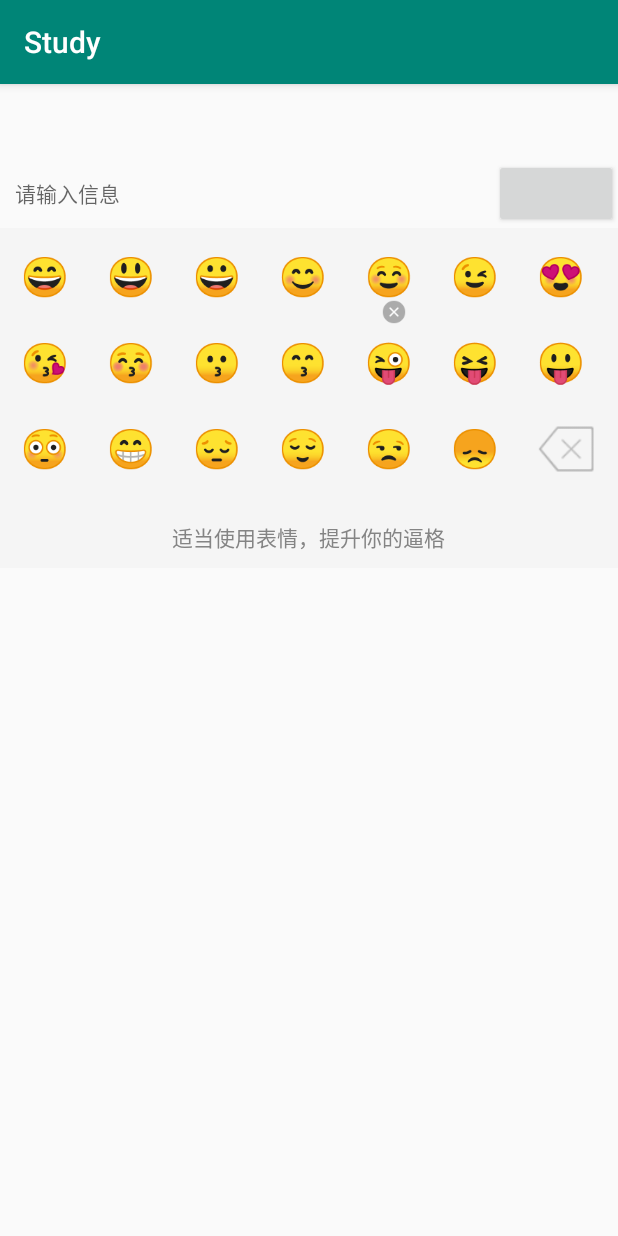
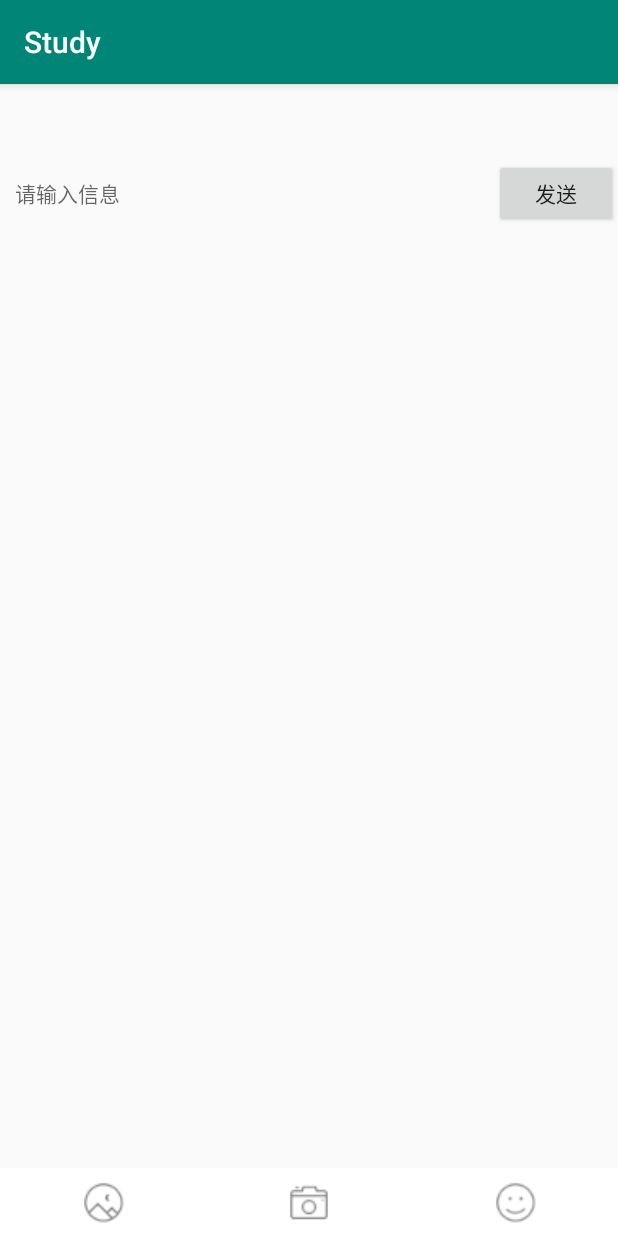
Before and after one commit to lucky-you/Study, an Android app: the EmojiLayoutActivity screen opened directly, with no data from a screen before it, on a phone screen of 412 x 824 dp. Run offline under Robolectric (Android 15) with nearby library versions, the phone set to English and light mode, and no system bars; libraries missing offline, so code that uses them is left out: com.shuyu.gsyvideoplayer; 2 statements that could not run were skipped.

Commit message:
EmojiLayout的使用

```diff
--- a/app/src/main/java/com/zhowin/study/activity/EmojiLayoutActivity.java
+++ b/app/src/main/java/com/zhowin/study/activity/EmojiLayoutActivity.java
@@ -3,29 +3,65 @@ package com.zhowin.study.activity;
 import androidx.appcompat.app.AppCompatActivity;
 
 import android.os.Bundle;
+import android.os.Handler;
+import android.view.MotionEvent;
 import android.view.View;
 import android.widget.EditText;
+import android.widget.ImageView;
 
 import com.zhowin.study.R;
 import com.zhowin.study.emoticon.EmotionView;
+import com.zhowin.study.utils.InputMethodUtils;
 
 public class EmojiLayoutActivity extends AppCompatActivity implements View.OnClickListener {
 
 
     private EditText editMessage;
-    private EmotionView  EmojiLayout;
+    private EmotionView EmojiLayout;
+    private ImageView ivImage, ivCamera, ivEmotion;
 
     @Override
     protected void onCreate(Bundle savedInstanceState) {
         super.onCreate(savedInstanceState);
         setContentView(R.layout.activity_emoji_layout);
         editMessage = findViewById(R.id.editMessage);
+        ivImage = findViewById(R.id.ivImage);
+        ivCamera = findViewById(R.id.ivCamera);
+        ivEmotion = findViewById(R.id.ivEmotion);
         EmojiLayout = findViewById(R.id.EmojiLayout);
+        ivImage.setOnClickListener(this::onClick);
+        ivCamera.setOnClickListener(this::onClick);
+        ivEmotion.setOnClickListener(this::onClick);
         findViewById(R.id.btnSend).setOnClickListener(this::onClick);
+        EmojiLayout.setEditText(editMessage);
+
+        editMessage.setOnTouchListener((view, motionEvent) -> {
+            EmojiLayout.hide();
+            return false;
+        });
     }
 
     @Override
     public void onClick(View view) {
+        switch (view.getId()) {
+            case R.id.btnSend:
+                break;
+            case R.id.ivImage:
+                break;
+            case R.id.ivCamera:
+                break;
+            case R.id.ivEmotion:
+                if (EmojiLayout.isVisible()) {
+                    InputMethodUtils.showKeyboard(this, editMessage);
+                    EmojiLayout.hide();
+                } else {
+                    InputMethodUtils.hideKeyboard(this);
+                    new Handler().postDelayed(() -> EmojiLayout.show(), 200);
+                }
+                break;
+        }
+
+
 
     }
 }
--- a/app/src/main/java/com/zhowin/study/emoticon/EmotionView.java
+++ b/app/src/main/java/com/zhowin/study/emoticon/EmotionView.java
@@ -1,6 +1,7 @@
 package com.zhowin.study.emoticon;
 
 import android.content.Context;
+import android.text.SpannableString;
 import android.util.AttributeSet;
 import android.view.KeyEvent;
 import android.view.View;
@@ -30,7 +31,7 @@ import java.util.List;
 /**
  * Created by Administrator on 2016/4/21.
  */
-public class EmotionView extends LinearLayout {
+public class EmotionView extends LinearLayout implements ViewPager.OnPageChangeListener {
 
     private LinearLayout llEmotion;
     private ViewPager vpEmotion;
@@ -40,14 +41,13 @@ public class EmotionView extends LinearLayout {
     private ImageView pic;
     private ImageView ivDelete;
     private TextView tvHint;
-
     private Context mContext;
     private EmotionPagerAdapter emotionPagerGvAdapter;
     private int lastPosition = 0;
     private EditText etContent;
     private ImageButton btnPhoto;
     private ImageButton btnCamera;
-
+    private OnItemClickListener listener;
 
     public EmotionView(Context context, AttributeSet attrs) {
         super(context, attrs);
@@ -64,7 +64,7 @@ public class EmotionView extends LinearLayout {
         llShow = (RelativeLayout) findViewById(R.id.llShow);
         pic = (ImageView) findViewById(R.id.pic);
         ivDelete = (ImageView) findViewById(R.id.ivDelete);
-        tvHint = (TextView) findViewById(R.id.tvHint);
+        tvHint = (TextView) findViewById(R.id.tvHintMessage);
         btnPhoto = (ImageButton) findViewById(R.id.btnPhoto);
         btnCamera = (ImageButton) findViewById(R.id.btnCamera);
         btnPhoto.setOnClickListener(v -> listener.selectPic());
@@ -104,25 +104,7 @@ public class EmotionView extends LinearLayout {
         LayoutParams params = new LayoutParams(width, gvHeight);
         vpEmotion.setLayoutParams(params);
         vpEmotion.setAdapter(emotionPagerGvAdapter);
-        vpEmotion.addOnPageChangeListener(new ViewPager.OnPageChangeListener() {
-            @Override
-            public void onPageScrolled(int position, float positionOffset, int positionOffsetPixels) {
-
-            }
-
-            @Override
-            public void onPageSelected(int position) {
-                // 改变指示点状态
-                llPoint.getChildAt(lastPosition).setEnabled(false);
-                llPoint.getChildAt(position).setEnabled(true);
-                lastPosition = position;
-            }
-
-            @Override
-            public void onPageScrollStateChanged(int state) {
-
-            }
-        });
+        vpEmotion.addOnPageChangeListener(this);
         initPoint(gvs.size());
     }
 
@@ -166,23 +148,19 @@ public class EmotionView extends LinearLayout {
         gv.setVerticalSpacing(padding);
         ViewGroup.LayoutParams params = new ViewGroup.LayoutParams(gvWidth, gvHeight);
         gv.setLayoutParams(params);
-        EmojiAdapter adapter = new EmojiAdapter(mContext, icons,itemWidth);
+        EmojiAdapter adapter = new EmojiAdapter(mContext, icons, itemWidth);
         gv.setAdapter(adapter);
         gv.setOnItemClickListener(new AdapterView.OnItemClickListener() {
             @Override
             public void onItemClick(AdapterView<?> parent, View view, int position, long id) {
                 EmojiAdapter emotionAdapter = (EmojiAdapter) parent.getAdapter();
                 if (position == emotionAdapter.getCount() - 1) {
-                    etContent.dispatchKeyEvent(
-                            new KeyEvent(KeyEvent.ACTION_DOWN, KeyEvent.KEYCODE_DEL));
+                    etContent.dispatchKeyEvent(new KeyEvent(KeyEvent.ACTION_DOWN, KeyEvent.KEYCODE_DEL));
                 } else {
                     Emojicon item = emotionAdapter.getItem(position);
                     int curPosition = etContent.getSelectionStart();
                     StringBuilder sb = new StringBuilder(etContent.getText().toString());
                     sb.insert(curPosition, item.getEmoji());
-                    //格式化表情
-//                    SpannableString weiboContent = StringUtils.getFormatContent(
-//                            mContext, etContent, sb.toString());
                     etContent.setText(sb.toString());
                     try {
                         etContent.setSelection(curPosition + item.getEmoji().length());
@@ -260,7 +238,24 @@ public class EmotionView extends LinearLayout {
         this.listener = listener;
     }
 
-    private OnItemClickListener listener;
+
+    @Override
+    public void onPageScrolled(int position, float positionOffset, int positionOffsetPixels) {
+
+    }
+
+    @Override
+    public void onPageSelected(int position) {
+        // 改变指示点状态
+        llPoint.getChildAt(lastPosition).setEnabled(false);
+        llPoint.getChildAt(position).setEnabled(true);
+        lastPosition = position;
+    }
+
+    @Override
+    public void onPageScrollStateChanged(int state) {
+
+    }
 
     public interface OnItemClickListener {
         void selectPic();
--- a/app/src/main/java/com/zhowin/study/emoticon/People.java
+++ b/app/src/main/java/com/zhowin/study/emoticon/People.java
@@ -142,74 +142,74 @@ public class People {
             Emojicon.fromCodePoint(0x1f448),
             Emojicon.fromCodePoint(0x1f64c),
             Emojicon.fromCodePoint(0x1f64f),
-            Emojicon.fromChar((char) 0x261d),
-            Emojicon.fromCodePoint(0x1f44f),
-            Emojicon.fromCodePoint(0x1f4aa),
-            Emojicon.fromCodePoint(0x1f6b6),
-            Emojicon.fromCodePoint(0x1f3c3),
-            Emojicon.fromCodePoint(0x1f483),
-            Emojicon.fromCodePoint(0x1f46b),
-            Emojicon.fromCodePoint(0x1f46a),
-            Emojicon.fromCodePoint(0x1f46c),
-            Emojicon.fromCodePoint(0x1f46d),
-            Emojicon.fromCodePoint(0x1f48f),
-            Emojicon.fromCodePoint(0x1f491),
-            Emojicon.fromCodePoint(0x1f46f),
-            Emojicon.fromCodePoint(0x1f646),
-            Emojicon.fromCodePoint(0x1f645),
-            Emojicon.fromCodePoint(0x1f481),
-            Emojicon.fromCodePoint(0x1f64b),
-            Emojicon.fromCodePoint(0x1f486),
-            Emojicon.fromCodePoint(0x1f487),
-            Emojicon.fromCodePoint(0x1f485),
-            Emojicon.fromCodePoint(0x1f470),
-            Emojicon.fromCodePoint(0x1f64e),
-            Emojicon.fromCodePoint(0x1f64d),
-            Emojicon.fromCodePoint(0x1f647),
-            Emojicon.fromCodePoint(0x1f3a9),
-            Emojicon.fromCodePoint(0x1f451),
-            Emojicon.fromCodePoint(0x1f452),
-            Emojicon.fromCodePoint(0x1f45f),
-            Emojicon.fromCodePoint(0x1f45e),
-            Emojicon.fromCodePoint(0x1f461),
-            Emojicon.fromCodePoint(0x1f460),
-            Emojicon.fromCodePoint(0x1f462),
-            Emojicon.fromCodePoint(0x1f455),
-            Emojicon.fromCodePoint(0x1f454),
-            Emojicon.fromCodePoint(0x1f45a),
-            Emojicon.fromCodePoint(0x1f457),
-            Emojicon.fromCodePoint(0x1f3bd),
-            Emojicon.fromCodePoint(0x1f456),
-            Emojicon.fromCodePoint(0x1f458),
-            Emojicon.fromCodePoint(0x1f459),
-            Emojicon.fromCodePoint(0x1f4bc),
-            Emojicon.fromCodePoint(0x1f45c),
-            Emojicon.fromCodePoint(0x1f45d),
-            Emojicon.fromCodePoint(0x1f45b),
-            Emojicon.fromCodePoint(0x1f453),
-            Emojicon.fromCodePoint(0x1f380),
-            Emojicon.fromCodePoint(0x1f302),
-            Emojicon.fromCodePoint(0x1f484),
-            Emojicon.fromCodePoint(0x1f49b),
-            Emojicon.fromCodePoint(0x1f499),
-            Emojicon.fromCodePoint(0x1f49c),
-            Emojicon.fromCodePoint(0x1f49a),
-            Emojicon.fromChar((char) 0x2764),
-            Emojicon.fromCodePoint(0x1f494),
-            Emojicon.fromCodePoint(0x1f497),
-            Emojicon.fromCodePoint(0x1f493),
-            Emojicon.fromCodePoint(0x1f495),
-            Emojicon.fromCodePoint(0x1f496),
-            Emojicon.fromCodePoint(0x1f49e),
-            Emojicon.fromCodePoint(0x1f498),
-            Emojicon.fromCodePoint(0x1f48c),
-            Emojicon.fromCodePoint(0x1f48b),
-            Emojicon.fromCodePoint(0x1f48d),
-            Emojicon.fromCodePoint(0x1f48e),
-            Emojicon.fromCodePoint(0x1f464),
-            Emojicon.fromCodePoint(0x1f465),
-            Emojicon.fromCodePoint(0x1f4ac),
-            Emojicon.fromCodePoint(0x1f463),
-            Emojicon.fromCodePoint(0x1f4ad),
+//            Emojicon.fromChar((char) 0x261d),
+//            Emojicon.fromCodePoint(0x1f44f),
+//            Emojicon.fromCodePoint(0x1f4aa),
+//            Emojicon.fromCodePoint(0x1f6b6),
+//            Emojicon.fromCodePoint(0x1f3c3),
+//            Emojicon.fromCodePoint(0x1f483),
+//            Emojicon.fromCodePoint(0x1f46b),
+//            Emojicon.fromCodePoint(0x1f46a),
+//            Emojicon.fromCodePoint(0x1f46c),
+//            Emojicon.fromCodePoint(0x1f46d),
+//            Emojicon.fromCodePoint(0x1f48f),
+//            Emojicon.fromCodePoint(0x1f491),
+//            Emojicon.fromCodePoint(0x1f46f),
+//            Emojicon.fromCodePoint(0x1f646),
+//            Emojicon.fromCodePoint(0x1f645),
+//            Emojicon.fromCodePoint(0x1f481),
+//            Emojicon.fromCodePoint(0x1f64b),
+//            Emojicon.fromCodePoint(0x1f486),
+//            Emojicon.fromCodePoint(0x1f487),
+//            Emojicon.fromCodePoint(0x1f485),
+//            Emojicon.fromCodePoint(0x1f470),
+//            Emojicon.fromCodePoint(0x1f64e),
+//            Emojicon.fromCodePoint(0x1f64d),
+//            Emojicon.fromCodePoint(0x1f647),
+//            Emojicon.fromCodePoint(0x1f3a9),
+//            Emojicon.fromCodePoint(0x1f451),
+//            Emojicon.fromCodePoint(0x1f452),
+//            Emojicon.fromCodePoint(0x1f45f),
+//            Emojicon.fromCodePoint(0x1f45e),
+//            Emojicon.fromCodePoint(0x1f461),
+//            Emojicon.fromCodePoint(0x1f460),
+//            Emojicon.fromCodePoint(0x1f462),
+//            Emojicon.fromCodePoint(0x1f455),
+//            Emojicon.fromCodePoint(0x1f454),
+//            Emojicon.fromCodePoint(0x1f45a),
+//            Emojicon.fromCodePoint(0x1f457),
+//            Emojicon.fromCodePoint(0x1f3bd),
+//            Emojicon.fromCodePoint(0x1f456),
+//            Emojicon.fromCodePoint(0x1f458),
+//            Emojicon.fromCodePoint(0x1f459),
+//            Emojicon.fromCodePoint(0x1f4bc),
+//            Emojicon.fromCodePoint(0x1f45c),
+//            Emojicon.fromCodePoint(0x1f45d),
+//            Emojicon.fromCodePoint(0x1f45b),
+//            Emojicon.fromCodePoint(0x1f453),
+//            Emojicon.fromCodePoint(0x1f380),
+//            Emojicon.fromCodePoint(0x1f302),
+//            Emojicon.fromCodePoint(0x1f484),
+//            Emojicon.fromCodePoint(0x1f49b),
+//            Emojicon.fromCodePoint(0x1f499),
+//            Emojicon.fromCodePoint(0x1f49c),
+//            Emojicon.fromCodePoint(0x1f49a),
+//            Emojicon.fromChar((char) 0x2764),
+//            Emojicon.fromCodePoint(0x1f494),
+//            Emojicon.fromCodePoint(0x1f497),
+//            Emojicon.fromCodePoint(0x1f493),
+//            Emojicon.fromCodePoint(0x1f495),
+//            Emojicon.fromCodePoint(0x1f496),
+//            Emojicon.fromCodePoint(0x1f49e),
+//            Emojicon.fromCodePoint(0x1f498),
+//            Emojicon.fromCodePoint(0x1f48c),
+//            Emojicon.fromCodePoint(0x1f48b),
+//            Emojicon.fromCodePoint(0x1f48d),
+//            Emojicon.fromCodePoint(0x1f48e),
+//            Emojicon.fromCodePoint(0x1f464),
+//            Emojicon.fromCodePoint(0x1f465),
+//            Emojicon.fromCodePoint(0x1f4ac),
+//            Emojicon.fromCodePoint(0x1f463),
+//            Emojicon.fromCodePoint(0x1f4ad),
     };
 }
--- /dev/null
+++ b/app/src/main/java/com/zhowin/study/utils/InputMethodUtils.java
@@ -0,0 +1,43 @@
+package com.zhowin.study.utils;
+
+import android.app.Activity;
+import android.content.Context;
+import android.view.WindowManager;
+import android.view.inputmethod.InputMethodManager;
+import android.widget.EditText;
+
+/**
+ * Created by Administrator on 2016/1/15.
+ */
+public class InputMethodUtils {
+
+
+    /**
+     * 显示软键盘
+     *
+     * @param activity
+     * @param et
+     */
+    public static void showKeyboard(Activity activity, EditText et) {
+        et.setFocusable(true);
+        et.setFocusableInTouchMode(true);
+        et.requestFocus();
+        InputMethodManager imm = (InputMethodManager) activity.getSystemService(Context.INPUT_METHOD_SERVICE);
+        imm.showSoftInput(et, 0);
+    }
+
+    /**
+     * 隐藏软键盘
+     *
+     * @param activity
+     */
+    public static void hideKeyboard(Activity activity) {
+        if (activity.getWindow().getAttributes().softInputMode != WindowManager.LayoutParams.SOFT_INPUT_STATE_HIDDEN) {
+            if (activity.getCurrentFocus() != null) {
+                InputMethodManager inputManager = (InputMethodManager) activity.getSystemService(Context.INPUT_METHOD_SERVICE);
+                inputManager.hideSoftInputFromWindow(activity.getCurrentFocus().getWindowToken(), InputMethodManager.HIDE_NOT_ALWAYS);
+            }
+        }
+    }
+
+}
--- a/app/src/main/res/layout/activity_emoji_layout.xml
+++ b/app/src/main/res/layout/activity_emoji_layout.xml
@@ -29,12 +29,63 @@
             android:layout_height="match_parent"
             android:layout_weight="2"
             android:gravity="center"
+            android:text="发送"
             android:textSize="14sp" />
     </LinearLayout>
 
-    <com.zhowin.study.emoticon.EmotionView
-        android:id="@+id/EmojiLayout"
+    <View
+        android:layout_width="1dp"
+        android:layout_height="0dp"
+        android:layout_weight="1" />
+
+    <LinearLayout
+        android:id="@+id/ll_bottom"
         android:layout_width="match_parent"
-        android:layout_height="wrap_content"/>
+        android:layout_height="wrap_content"
+        android:layout_alignParentBottom="true"
+        android:orientation="vertical">
 
+
+        <LinearLayout
+            android:layout_width="match_parent"
+            android:layout_height="45dp"
+            android:background="@color/white"
+            android:orientation="horizontal">
+
+            <ImageView
+                android:id="@+id/ivImage"
+                android:layout_width="0dp"
+                android:layout_height="match_parent"
+                android:layout_weight="1"
+                android:clickable="true"
+                android:padding="8dp"
+                android:src="@drawable/btn_add_send_pic" />
+
+            <ImageView
+                android:id="@+id/ivCamera"
+                android:layout_width="0dp"
+                android:layout_height="match_parent"
+                android:layout_weight="1"
+                android:clickable="true"
+                android:padding="8dp"
+                android:src="@drawable/btn_add_send_camera" />
+
+            <ImageView
+                android:id="@+id/ivEmotion"
+                android:layout_width="0dp"
+                android:layout_height="match_parent"
+                android:layout_weight="1"
+                android:clickable="true"
+                android:padding="8dp"
+                android:src="@drawable/btn_add_send_smiley_p" />
+
+        </LinearLayout>
+
+        <com.zhowin.study.emoticon.EmotionView
+            android:id="@+id/EmojiLayout"
+            android:layout_width="match_parent"
+            android:layout_height="wrap_content"
+            android:visibility="gone" />
+
+    </LinearLayout>
 </LinearLayout>
--- a/app/src/main/res/layout/layout_emotion.xml
+++ b/app/src/main/res/layout/layout_emotion.xml
@@ -11,10 +11,12 @@
         android:layout_height="wrap_content"
         android:orientation="vertical">
 
-        <android.support.v4.view.ViewPager
+        <androidx.viewpager.widget.ViewPager
             android:id="@+id/vpEmotion"
             android:layout_width="match_parent"
-            android:layout_height="wrap_content" />
+            android:layout_height="wrap_content"
+            android:overScrollMode="never"
+            android:scrollbars="none" />
 
         <LinearLayout
             android:id="@+id/llPoint"
@@ -56,7 +58,7 @@
         android:layout_width="130dp"
         android:layout_height="130dp"
         android:layout_centerInParent="true"
-        android:visibility="visible">
+        android:visibility="gone">
 
 
         <ImageView
@@ -76,7 +78,7 @@
     </RelativeLayout>
 
     <TextView
-        android:id="@+id/tvHint"
+        android:id="@+id/tvHintMessage"
         style="@style/TextViewCaption"
         android:layout_below="@+id/llEmotion"
         android:layout_centerHorizontal="true"
```
Also changed, not shown: app/src/main/res/drawable-xhdpi/btn_add_send_camera.png (added), app/src/main/res/drawable-xhdpi/btn_add_send_pic.png (added), app/src/main/res/drawable-xhdpi/btn_add_send_smiley_p.png (added).
